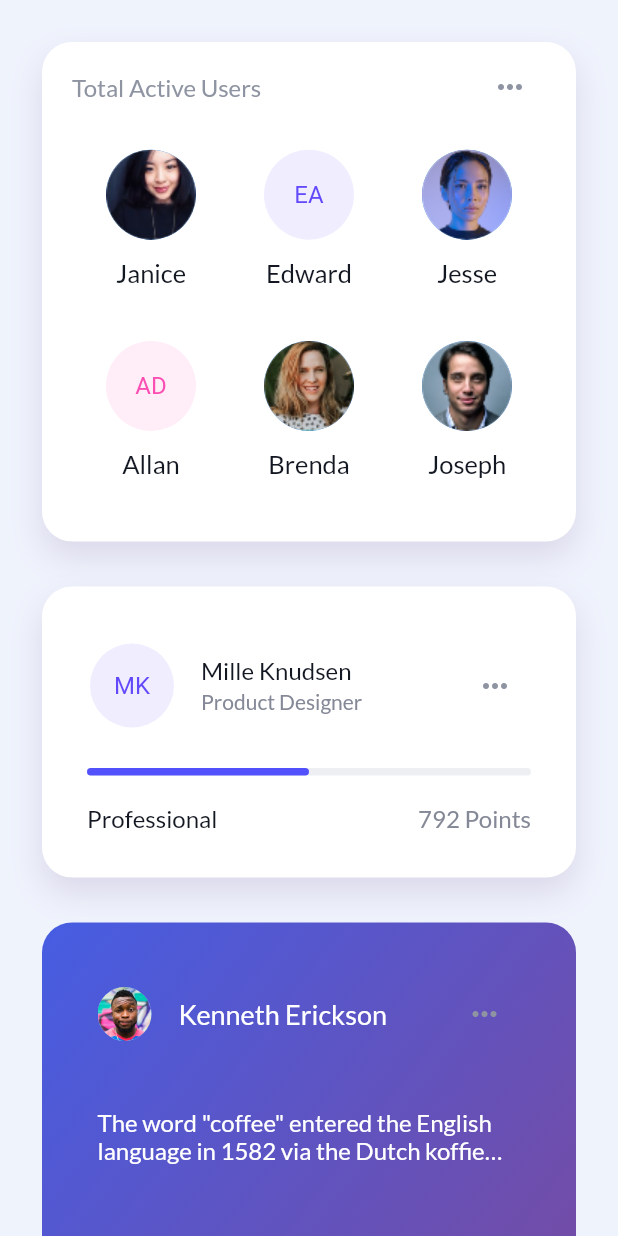
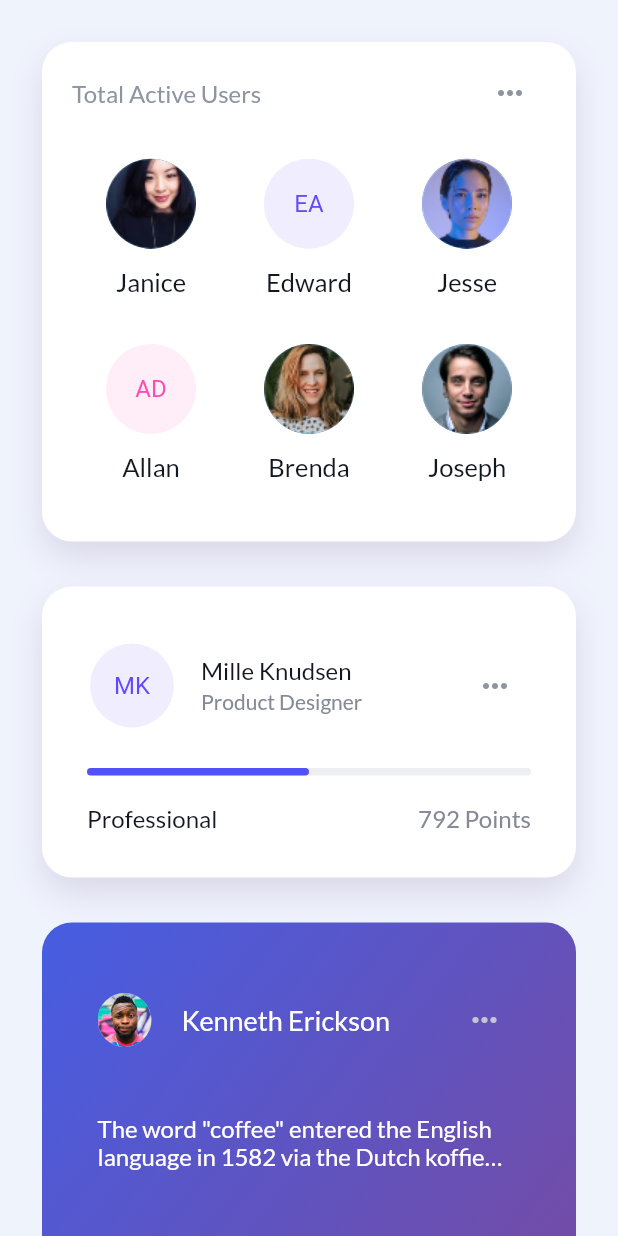
Before and after one commit to yaymalaga/flutter_experiments, a Flutter app: the screen it shows after launch, on a phone screen of 412 x 824 dp. Run offline on Flutter 3.47's test engine with Material 2 defaults, Android fonts, the phone set to English and light mode, and no system bars; our stand-ins replace google_fonts.

Commit message:
Merge SimpleHeader and AvatarHeader

```diff
--- a/lib/cards/card1/card1.dart
+++ b/lib/cards/card1/card1.dart
@@ -1,6 +1,6 @@
 import 'package:cards_ui/cards/card1/components/card1_user.dart';
+import 'package:cards_ui/components/header.dart';
 import 'package:cards_ui/components/simple_card.dart';
-import 'package:cards_ui/components/simple_header.dart';
 import 'package:cards_ui/utils/users.dart';
 import 'package:flutter/material.dart';
 
@@ -11,7 +11,8 @@ class Card1 extends StatelessWidget {
       height: 333,
       child: Column(
         children: [
-          SimpleHeader(
+          Header(
+            titleColor: Color(0xff8f94a2),
             title: "Total Active Users",
           ),
           Expanded(
--- a/lib/cards/card3/card3.dart
+++ b/lib/cards/card3/card3.dart
@@ -1,4 +1,4 @@
-import 'package:cards_ui/components/avatar_header.dart';
+import 'package:cards_ui/components/header.dart';
 import 'package:cards_ui/components/simple_card.dart';
 import 'package:cards_ui/components/user_avatar.dart';
 import 'package:cards_ui/utils/users.dart';
@@ -14,7 +14,7 @@ class Card3 extends StatelessWidget {
       child: Column(
         mainAxisAlignment: MainAxisAlignment.spaceBetween,
         children: [
-          AvatarHeader(
+          Header(
             avatar: UserAvatar(
               user: usersData["mille"],
             ),
--- a/lib/cards/card4/card4.dart
+++ b/lib/cards/card4/card4.dart
@@ -1,5 +1,5 @@
+import 'package:cards_ui/components/header.dart';
 import 'package:cards_ui/components/gradient_card.dart';
-import 'package:cards_ui/components/simple_header.dart';
 import 'package:cards_ui/components/user_avatar.dart';
 import 'package:cards_ui/utils/users.dart';
 import 'package:flutter/material.dart';
@@ -14,23 +14,15 @@ class Card4 extends StatelessWidget {
       child: Column(
         mainAxisAlignment: MainAxisAlignment.spaceBetween,
         children: [
-          Row(
-            children: [
-              UserAvatar(
-                radius: 18,
-                user: usersData["kenneth"],
-              ),
-              SizedBox(
-                width: 18,
-              ),
-              Expanded(
-                child: SimpleHeader(
-                  title: usersData["kenneth"].fullName,
-                  color: Colors.white,
-                  fontSize: 18,
-                ),
-              )
-            ],
+          Header(
+            avatar: UserAvatar(
+              radius: 18,
+              user: usersData["kenneth"],
+            ),
+            title: "Kenneth Erickson",
+            titleColor: Colors.white,
+            titleSize: 18,
+            iconColor: Color(0xffc3c6d1),
           ),
           Container(
             margin: EdgeInsets.only(
--- a/lib/cards/card5/card5.dart
+++ b/lib/cards/card5/card5.dart
@@ -1,4 +1,4 @@
-import 'package:cards_ui/components/avatar_header.dart';
+import 'package:cards_ui/components/header.dart';
 import 'package:cards_ui/components/gradient_card.dart';
 import 'package:cards_ui/components/user_avatar.dart';
 import 'package:cards_ui/utils/users.dart';
@@ -12,7 +12,7 @@ class Card5 extends StatelessWidget {
       padding: EdgeInsets.symmetric(horizontal: 25),
       endGradient: Alignment(1, 0),
       child: Center(
-        child: AvatarHeader(
+        child: Header(
           avatar: UserAvatar(
             user: usersData["kenneth"],
           ),
--- a/lib/components/avatar_header.dart
+++ b/lib/components/header.dart
@@ -1,9 +1,8 @@
 import 'package:cards_ui/components/user_avatar.dart';
-import 'package:cards_ui/utils/users.dart';
 import 'package:flutter/material.dart';
 import 'package:google_fonts/google_fonts.dart';
 
-class AvatarHeader extends StatelessWidget {
+class Header extends StatelessWidget {
   final String title;
   final String subtitle;
   final Color titleColor;
@@ -15,12 +14,12 @@ class AvatarHeader extends StatelessWidget {
   final UserAvatar avatar;
   final EdgeInsets margin;
 
-  AvatarHeader({
-    @required this.avatar,
+  Header({
+    this.avatar,
     @required this.title,
     this.titleColor = const Color(0xff131721),
     this.titleSize = 16,
-    @required this.subtitle,
+    this.subtitle,
     this.subtitleColor = const Color(0xff858997),
     this.subtitleSize = 14,
     this.margin,
@@ -30,7 +29,9 @@ class AvatarHeader extends StatelessWidget {
 
   @override
   Widget build(BuildContext context) {
-    final subtitleWidget = Text(
+    var subtitleWidget;
+    if (this.subtitle != null) {
+      subtitleWidget = Text(
         this.subtitle,
         style: GoogleFonts.lato(
           fontSize: this.subtitleSize,
@@ -38,6 +39,7 @@ class AvatarHeader extends StatelessWidget {
           fontWeight: FontWeight.w500,
         ),
       );
+    }
 
     return ListTile(
       contentPadding: EdgeInsets.zero,
--- a/lib/components/simple_header.dart
+++ /dev/null
@@ -1,38 +0,0 @@
-import 'package:flutter/material.dart';
-import 'package:google_fonts/google_fonts.dart';
-
-class SimpleHeader extends StatelessWidget {
-  final String title;
-  final double fontSize;
-  final Color color;
-
-  SimpleHeader({
-    @required this.title,
-    this.fontSize = 16,
-    this.color = const Color(0xff8f94a2),
-  });
-
-  @override
-  Widget build(BuildContext context) {
-    return Row(
-      mainAxisAlignment: MainAxisAlignment.spaceBetween,
-      children: [
-        Text(
-          this.title,
-          style: GoogleFonts.lato(
-            fontSize: this.fontSize,
-            color: this.color,
-            fontWeight: FontWeight.w500,
-          ),
-        ),
-        IconButton(
-          icon: Icon(
-            Icons.more_horiz,
-            color: Color(0xff8f94a2),
-          ),
-          onPressed: () => {},
-        ),
-      ],
-    );
-  }
-}
```
Lines whose indentation alone changed are shown as unchanged.
